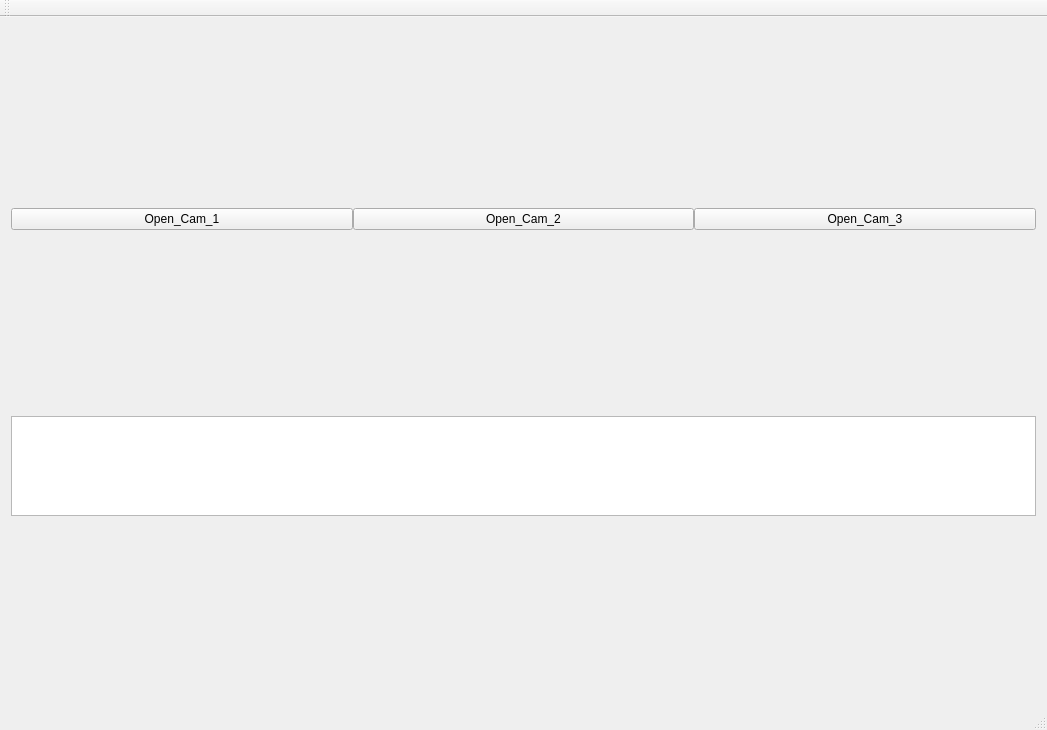
The window that mainwindow.ui (cuitwhy/Qt-WatchDog-CCTV) describes before a commit, drawn with Qt 5.
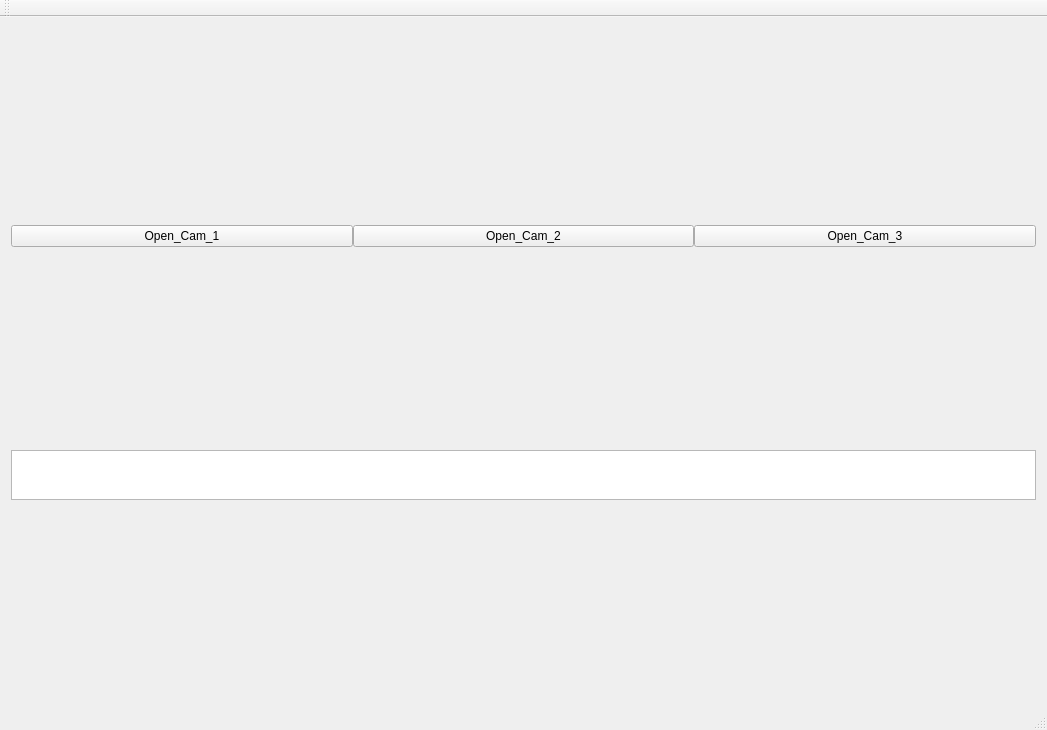
The same window after the commit. Icons and pictures are not drawn.

Commit message: mod:UI set Max begin

```diff
--- a/mainwindow.ui
+++ b/mainwindow.ui
@@ -66,7 +66,7 @@
         <property name="maximumSize">
          <size>
           <width>16777215</width>
-          <height>100</height>
+          <height>50</height>
          </size>
         </property>
        </widget>
```
The commit also changes 2 other files.
